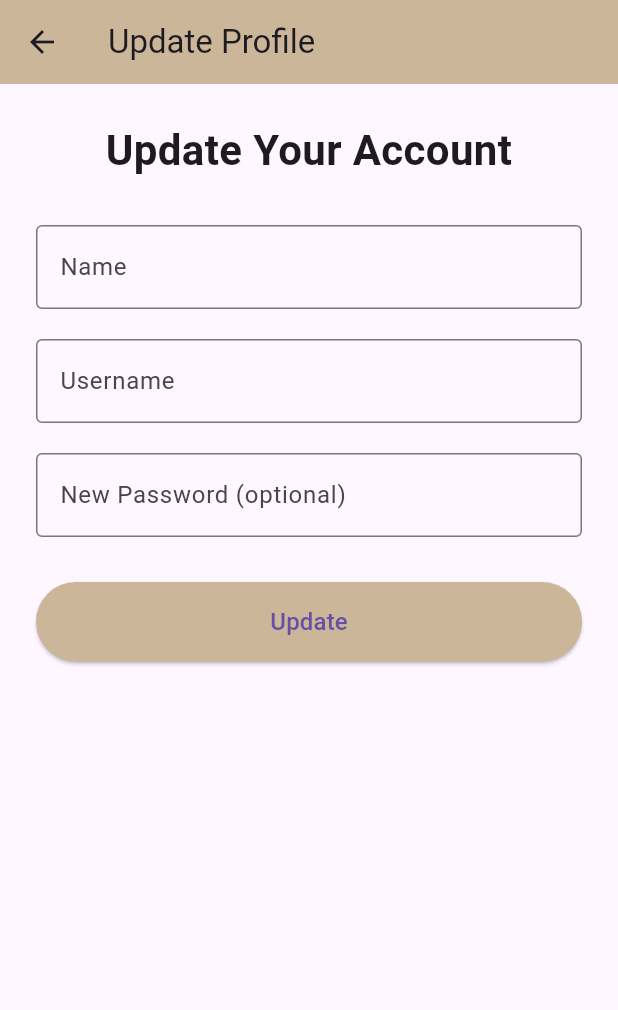
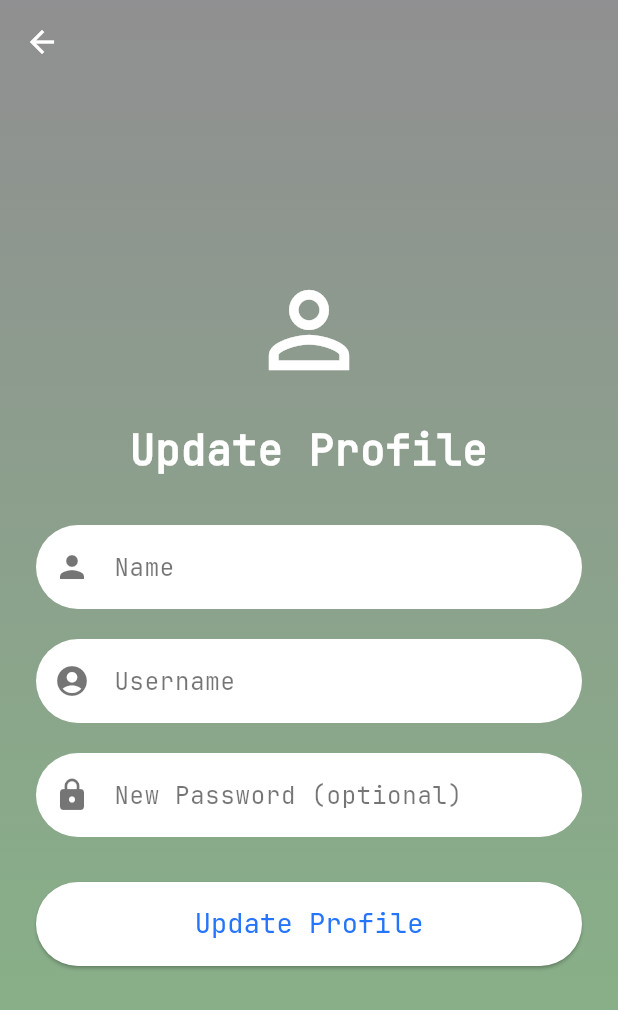
Before and after one commit to koriebruh/PPB-Fluter, a Flutter app: the UpdateUser screen opened by its route, on a phone screen of 412 x 824 dp. Shown: the top 1010 px of the screen. Run offline on Flutter 3.47's test engine with Material 3 defaults, Android fonts, the phone set to English and light mode, and no system bars; our stand-ins replace shared_preferences; accounts and stored records are empty.

Commit message:
update done

```diff
--- a/lib/update_user.dart
+++ b/lib/update_user.dart
@@ -3,7 +3,6 @@ import 'package:restofatlem_14624/services/user_service.dart';
 import 'models/user_model.dart';
 
 class UpdateUser extends StatefulWidget {
-  // Menghapus currentUsername parameter karena akan mengambil dari getCurrentUser
   const UpdateUser({Key? key}) : super(key: key);
 
   @override
@@ -45,7 +44,6 @@ class _UpdateUserState extends State<UpdateUser> {
           _nameController.text = currentUser.name;
           _usernameController.text = currentUser.username;
           _currentUsername = currentUser.username;
-          // Not displaying password for security reasons
         });
       }
     } catch (e) {
@@ -79,7 +77,7 @@ class _UpdateUserState extends State<UpdateUser> {
         ScaffoldMessenger.of(context).showSnackBar(
           const SnackBar(content: Text('Update successful!')),
         );
-        Navigator.pop(context); // Go back after successful update
+        Navigator.pop(context);
       }
     } catch (e) {
       if (mounted) {
@@ -96,25 +94,26 @@ class _UpdateUserState extends State<UpdateUser> {
 
   @override
   Widget build(BuildContext context) {
-    if (_isLoading && _currentUsername == null) {
-      return const Scaffold(
-        body: Center(
-          child: CircularProgressIndicator(),
-        ),
-      );
-    }
-
     return Scaffold(
       appBar: AppBar(
-        title: const Text('Update Profile'),
-        backgroundColor: const Color(0xFFCCB69A),
+        backgroundColor: Colors.transparent,
+        elevation: 0,
         leading: IconButton(
-          icon: const Icon(Icons.arrow_back),
+          icon: const Icon(Icons.arrow_back, color: Colors.white),
           onPressed: () => Navigator.pop(context),
         ),
       ),
-      body: SingleChildScrollView(
-        child: Container(
+      extendBodyBehindAppBar: true,
+      body: Container(
+        decoration: const BoxDecoration(
+          gradient: LinearGradient(
+            begin: Alignment.topCenter,
+            end: Alignment.bottomCenter,
+            colors: [Color(0xFF908F91), Color(0xFF86B786)],
+          ),
+        ),
+        child: Center(
+          child: SingleChildScrollView(
             padding: const EdgeInsets.all(24.0),
             child: Form(
               key: _formKey,
@@ -122,17 +121,38 @@ class _UpdateUserState extends State<UpdateUser> {
                 mainAxisAlignment: MainAxisAlignment.center,
                 crossAxisAlignment: CrossAxisAlignment.stretch,
                 children: [
+                  const Icon(
+                    Icons.person_outline,
+                    color: Colors.white,
+                    size: 80,
+                  ),
+                  const SizedBox(height: 20),
                   const Text(
-                  'Update Your Account',
+                    'Update Profile',
                     textAlign: TextAlign.center,
-                  style: TextStyle(fontSize: 28, fontWeight: FontWeight.bold),
+                    style: TextStyle(
+                      fontSize: 28,
+                      fontFamily: 'JetBrainsMono',
+                      color: Colors.white,
+                      fontWeight: FontWeight.bold,
+                    ),
                   ),
                   const SizedBox(height: 30),
                   TextFormField(
                     controller: _nameController,
-                  decoration: const InputDecoration(
+                    decoration: InputDecoration(
+                      prefixIcon: const Icon(Icons.person, color: Colors.black54),
+                      filled: true,
+                      fillColor: Colors.white,
                       labelText: 'Name',
-                    border: OutlineInputBorder(),
+                      labelStyle: const TextStyle(
+                        color: Colors.black54,
+                        fontFamily: 'JetBrainsMono',
+                      ),
+                      border: OutlineInputBorder(
+                        borderRadius: BorderRadius.circular(30.0),
+                        borderSide: BorderSide.none,
+                      ),
                     ),
                     validator: (value) {
                       if (value?.isEmpty ?? true) {
@@ -144,9 +164,19 @@ class _UpdateUserState extends State<UpdateUser> {
                   const SizedBox(height: 20),
                   TextFormField(
                     controller: _usernameController,
-                  decoration: const InputDecoration(
+                    decoration: InputDecoration(
+                      prefixIcon: const Icon(Icons.account_circle, color: Colors.black54),
+                      filled: true,
+                      fillColor: Colors.white,
                       labelText: 'Username',
-                    border: OutlineInputBorder(),
+                      labelStyle: const TextStyle(
+                        color: Colors.black54,
+                        fontFamily: 'JetBrainsMono',
+                      ),
+                      border: OutlineInputBorder(
+                        borderRadius: BorderRadius.circular(30.0),
+                        borderSide: BorderSide.none,
+                      ),
                     ),
                     validator: (value) {
                       if (value?.isEmpty ?? true) {
@@ -158,9 +188,19 @@ class _UpdateUserState extends State<UpdateUser> {
                   const SizedBox(height: 20),
                   TextFormField(
                     controller: _passwordController,
-                  decoration: const InputDecoration(
+                    decoration: InputDecoration(
+                      prefixIcon: const Icon(Icons.lock, color: Colors.black54),
+                      filled: true,
+                      fillColor: Colors.white,
                       labelText: 'New Password (optional)',
-                    border: OutlineInputBorder(),
+                      labelStyle: const TextStyle(
+                        color: Colors.black54,
+                        fontFamily: 'JetBrainsMono',
+                      ),
+                      border: OutlineInputBorder(
+                        borderRadius: BorderRadius.circular(30.0),
+                        borderSide: BorderSide.none,
+                      ),
                     ),
                     obscureText: true,
                     validator: (value) {
@@ -175,7 +215,11 @@ class _UpdateUserState extends State<UpdateUser> {
                   const SizedBox(height: 30),
                   ElevatedButton(
                     style: ElevatedButton.styleFrom(
-                    backgroundColor: const Color(0xFFCCB69A),
+                      backgroundColor: Colors.white,
+                      foregroundColor: const Color(0xFF2575FC),
+                      shape: RoundedRectangleBorder(
+                        borderRadius: BorderRadius.circular(30.0),
+                      ),
                       padding: const EdgeInsets.symmetric(vertical: 15),
                     ),
                     onPressed: _isLoading ? null : _updateUser,
@@ -183,11 +227,14 @@ class _UpdateUserState extends State<UpdateUser> {
                         ? const SizedBox(
                       height: 20,
                       width: 20,
-                    child: CircularProgressIndicator(strokeWidth: 2),
+                      child: CircularProgressIndicator(),
                     )
                         : const Text(
-                    'Update',
-                    style: TextStyle(fontSize: 16),
+                      'Update Profile',
+                      style: TextStyle(
+                        fontSize: 18,
+                        fontFamily: 'JetBrainsMono',
+                      ),
                     ),
                   ),
                 ],
@@ -195,6 +242,7 @@ class _UpdateUserState extends State<UpdateUser> {
             ),
           ),
         ),
+      ),
     );
   }
 }
```
Lines whose indentation alone changed are shown as unchanged.
